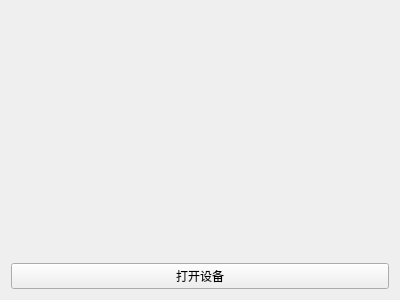
First picture: the form in demo/widget.ui, repository anITer/icast, before the edit.
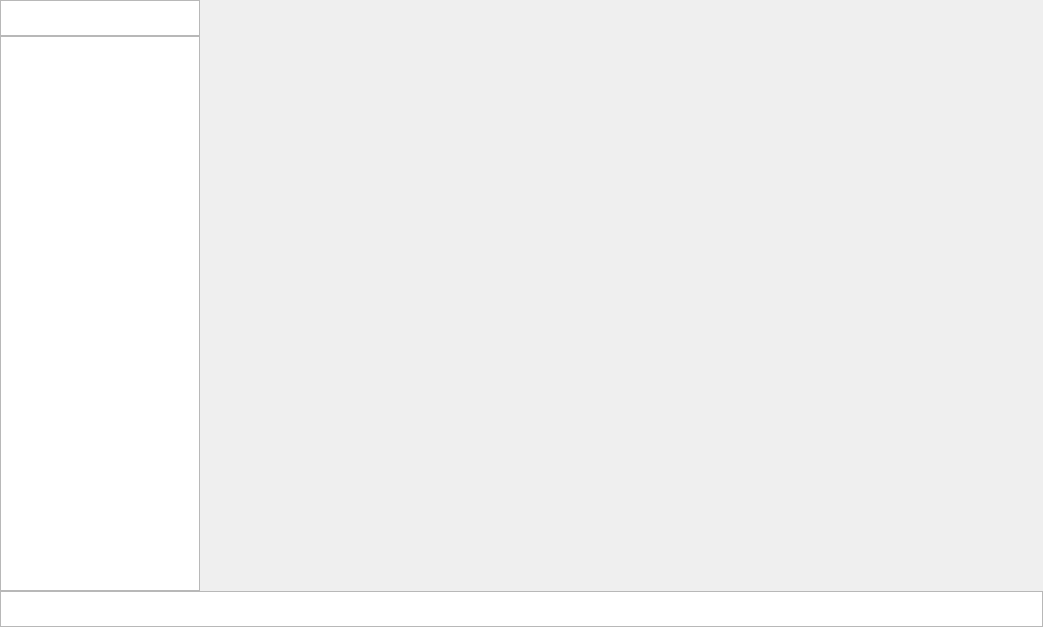
Second picture: the form after the edit.

Commit message: add video widget with customized gl_renderer

```diff
--- a/demo/widget.ui
+++ b/demo/widget.ui
@@ -6,27 +6,146 @@
    <rect>
     <x>0</x>
     <y>0</y>
-    <width>400</width>
-    <height>300</height>
+    <width>1043</width>
+    <height>627</height>
    </rect>
   </property>
+  <property name="minimumSize">
+   <size>
+    <width>600</width>
+    <height>400</height>
+   </size>
+  </property>
   <property name="windowTitle">
    <string>Widget</string>
   </property>
   <layout class="QVBoxLayout" name="verticalLayout">
+   <property name="spacing">
+    <number>0</number>
+   </property>
+   <property name="leftMargin">
+    <number>0</number>
+   </property>
+   <property name="topMargin">
+    <number>0</number>
+   </property>
+   <property name="rightMargin">
+    <number>0</number>
+   </property>
+   <property name="bottomMargin">
+    <number>0</number>
+   </property>
    <item>
-    <widget class="QLabel" name="label">
-     <property name="text">
-      <string/>
+    <layout class="QVBoxLayout" name="verticalLayout_main">
+     <property name="spacing">
+      <number>0</number>
      </property>
-    </widget>
-   </item>
-   <item>
-    <widget class="QPushButton" name="pushButton_camCtrl">
-     <property name="text">
-      <string>打开设备</string>
+     <property name="sizeConstraint">
+      <enum>QLayout::SetMaximumSize</enum>
      </property>
-    </widget>
+     <property name="leftMargin">
+      <number>0</number>
+     </property>
+     <item>
+      <layout class="QHBoxLayout" name="horizontalLayout_main">
+       <property name="spacing">
+        <number>0</number>
+       </property>
+       <item>
+        <layout class="QVBoxLayout" name="verticalLayout_sidebar">
+         <property name="spacing">
+          <number>0</number>
+         </property>
+         <item>
+          <widget class="QColumnView" name="columnView_control">
+           <property name="sizePolicy">
+            <sizepolicy hsizetype="Fixed" vsizetype="Fixed">
+             <horstretch>0</horstretch>
+             <verstretch>0</verstretch>
+            </sizepolicy>
+           </property>
+           <property name="maximumSize">
+            <size>
+             <width>200</width>
+             <height>36</height>
+            </size>
+           </property>
+           <property name="frameShape">
+            <enum>QFrame::StyledPanel</enum>
+           </property>
+           <property name="frameShadow">
+            <enum>QFrame::Plain</enum>
+           </property>
+          </widget>
+         </item>
+         <item>
+          <widget class="QTreeView" name="treeView_info">
+           <property name="sizePolicy">
+            <sizepolicy hsizetype="Fixed" vsizetype="Expanding">
+             <horstretch>0</horstretch>
+             <verstretch>0</verstretch>
+            </sizepolicy>
+           </property>
+           <property name="maximumSize">
+            <size>
+             <width>200</width>
+             <height>16777215</height>
+            </size>
+           </property>
+           <property name="autoFillBackground">
+            <bool>false</bool>
+           </property>
+           <property name="frameShape">
+            <enum>QFrame::StyledPanel</enum>
+           </property>
+           <property name="frameShadow">
+            <enum>QFrame::Plain</enum>
+           </property>
+          </widget>
+         </item>
+        </layout>
+       </item>
+       <item>
+        <widget class="QFrame" name="frame_video">
+         <property name="sizePolicy">
+          <sizepolicy hsizetype="Expanding" vsizetype="Expanding">
+           <horstretch>0</horstretch>
+           <verstretch>0</verstretch>
+          </sizepolicy>
+         </property>
+         <property name="frameShape">
+          <enum>QFrame::NoFrame</enum>
+         </property>
+         <property name="frameShadow">
+          <enum>QFrame::Plain</enum>
+         </property>
+        </widget>
+       </item>
+      </layout>
+     </item>
+     <item>
+      <widget class="QColumnView" name="columnView_status">
+       <property name="sizePolicy">
+        <sizepolicy hsizetype="Expanding" vsizetype="Fixed">
+         <horstretch>0</horstretch>
+         <verstretch>0</verstretch>
+        </sizepolicy>
+       </property>
+       <property name="maximumSize">
+        <size>
+         <width>16777215</width>
+         <height>36</height>
+        </size>
+       </property>
+       <property name="frameShape">
+        <enum>QFrame::StyledPanel</enum>
+       </property>
+       <property name="frameShadow">
+        <enum>QFrame::Plain</enum>
+       </property>
+      </widget>
+     </item>
+    </layout>
    </item>
   </layout>
  </widget>
```
The commit also changes 18 other files.
